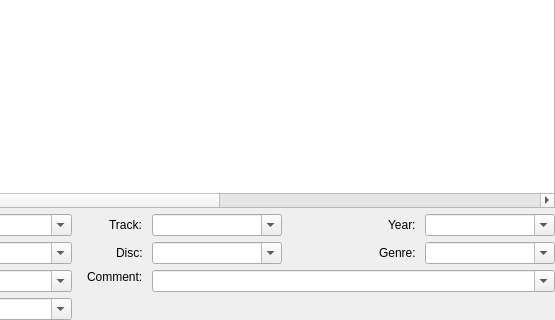
This is code/src/tageditor.ui in MBach/Miam-Player as Qt 5 draws it before an edit; both pictures show x 245 to 800 and y 280 to 600 of the 800 by 600 pixel window. The edited form follows.
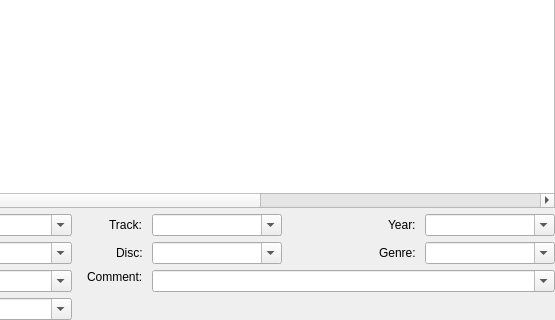
This is the edited form. Icons and pictures are not drawn. Custom widgets are drawn as their Qt base class.

Commit message: Covers for the tag editor N+1

What changed in the file:
```diff
--- a/code/src/tageditor.ui
+++ b/code/src/tageditor.ui
@@ -163,11 +163,6 @@
        <string>Comment</string>
       </property>
      </column>
-     <column>
-      <property name="text">
-       <string>(Cover)</string>
-      </property>
-     </column>
     </widget>
    </item>
    <item>
```
The commit also changes 11 other files.
